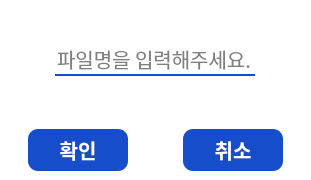
This is client/view/view_name.ui in si-yeon/management_program as Qt 5 draws it before an edit. The edited form follows.
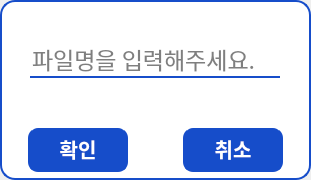
This is the edited form.

```diff
--- a/client/view/view_name.ui
+++ b/client/view/view_name.ui
@@ -59,6 +59,10 @@
       <string notr="true">QWidget{
 font-family: Pretendard;
 background-color: rgb(255, 255, 255);
+border: 2px solid #164DCA;
+border-top-left-radius: 15px;
+border-top-right-radius: 15px;
+border-bottom:none;
 }</string>
      </property>
      <layout class="QHBoxLayout" name="horizontalLayout_3">
@@ -81,14 +85,14 @@
        <widget class="QLineEdit" name="le_file_name">
         <property name="minimumSize">
          <size>
-          <width>200</width>
+          <width>250</width>
           <height>0</height>
          </size>
         </property>
         <property name="styleSheet">
          <string notr="true">    text-align: center;
     border: 1px solid #164DCA;
-font-size: 20px;
+font-size: 23px;
 border: none;
 border-bottom: 2px solid #164DCA;</string>
         </property>
@@ -112,6 +116,10 @@
       <string notr="true">QWidget{
 font-family: Pretendard;
 background-color: rgb(255, 255, 255);
+border: 2px solid #164DCA;
+border-bottom-left-radius: 15px;
+border-bottom-right-radius: 15px;
+border-top:none;
 }</string>
      </property>
      <layout class="QHBoxLayout" name="horizontalLayout_2">
@@ -142,6 +150,7 @@
          <font>
           <family>Pretendard</family>
           <pointsize>-1</pointsize>
+          <weight>75</weight>
           <bold>true</bold>
          </font>
         </property>
@@ -174,6 +183,7 @@
          <font>
           <family>Pretendard</family>
           <pointsize>-1</pointsize>
+          <weight>75</weight>
           <bold>true</bold>
          </font>
         </property>
```
